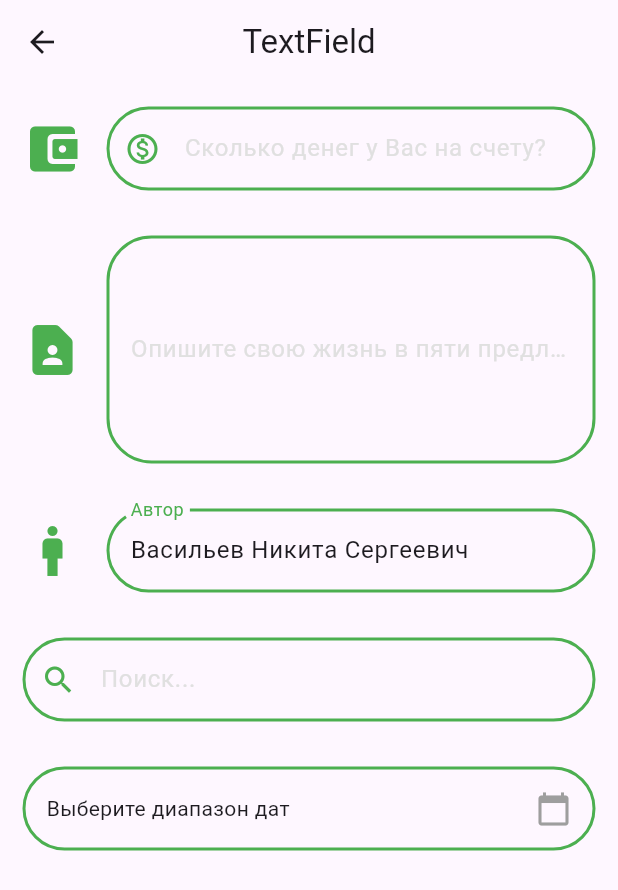
After one commit to NikitaOomory/les_flutter_ui, a Flutter app: the LesTextFieldScreen screen opened by its route, on a phone screen of 412 x 824 dp. The commit adds this screen. Shown: the top 890 px of the screen. Run offline on Flutter 3.47's test engine with Material 3 defaults, Android fonts, the phone set to English and light mode, and no system bars; our stand-ins replace glass.

Commit message:
Добавлен набросок урока по TextField

```diff
--- a/lib/models/model_card_widget.dart
+++ b/lib/models/model_card_widget.dart
@@ -41,10 +41,10 @@ class ModelCardWidget{
     );
     wigets.add(
       ModelCardWidget(
-          name: 'Widget',
+          name: 'TextField',
           icon: Icon(Icons.settings),
           boxColor: Colors.deepPurple,
-          navPath: '/',
+          navPath: '/les_text_field',
       ),
     );
     wigets.add(
--- a/lib/routes.dart
+++ b/lib/routes.dart
@@ -1,6 +1,7 @@
 import 'package:les_flutter_ui/views/les_widgets/les_container_screen/les_container_screen.dart';
 import 'package:les_flutter_ui/views/les_widgets/les_drawer_screen/les_drawer_screen.dart';
 import 'package:les_flutter_ui/views/les_widgets/les_tap_bar/les_tap_bar_screen.dart';
+import 'package:les_flutter_ui/views/les_widgets/les_text_field_screen/les_text_field_screen.dart';
 import 'package:les_flutter_ui/views/main_navigation_screen.dart';
 import 'package:les_flutter_ui/views/ui_kits/hack_your_w.dart';
 
@@ -10,4 +11,5 @@ final routes = {
   '/hack_your_w' : (context) => HackYourW(),
   '/les_tab_bar' : (context) => LesTapBarScreen(),
   '/les_drawer' : (context) => LesDrawerScreen(),
+  '/les_text_field' : (context) => LesTextFieldScreen(),
 };
--- /dev/null
+++ b/lib/views/les_widgets/les_text_field_screen/les_text_field_screen.dart
@@ -0,0 +1,195 @@
+import 'package:flutter/material.dart';
+import 'package:flutter/services.dart';
+import 'package:intl/intl.dart';
+
+class LesTextFieldScreen extends StatefulWidget {
+  @override
+  State<LesTextFieldScreen> createState() => _LesTextFieldScreenState();
+}
+
+class _LesTextFieldScreenState extends State<LesTextFieldScreen> {
+
+  final TextEditingController _myTextFieldController = TextEditingController();
+  final TextEditingController _myBigTextFieldController = TextEditingController();
+  DateTimeRange? _selectedDateRange; // Диапазон выбранных дат
+  final String _textForDisableTextField = 'Васильев Никита Сергеевич';
+
+  @override
+  Widget build(BuildContext context) {
+    return Scaffold(
+      appBar: AppBar(
+        title: Text('TextField'),
+        centerTitle: true,
+      ),
+      body: Center(
+        child: Column(
+          children: [
+            //обычный TextField
+            Padding(
+              padding: const EdgeInsets.all(15.0),
+              child: myTextField(_myTextFieldController),
+            ),
+            //большой TextFiled
+            Padding(
+              padding: const EdgeInsets.all(15.0),
+              child: myBigTextField(_myBigTextFieldController),
+            ),
+            //задизейбленный TextField с предвведённой информацией
+            Padding(
+              padding: const EdgeInsets.all(15.0),
+              child: myDisableTextField(_textForDisableTextField),
+            ),
+            //поиск
+            Padding(
+              padding: const EdgeInsets.all(15.0),
+              child: mySearchTextField(''),
+            ),
+            //дата пикер
+            Padding(
+              padding: const EdgeInsets.all(15.0),
+              child: GestureDetector(
+                onTap: () => _selectDateRange(context),
+                child: InputDecorator(
+                  decoration: const InputDecoration(
+                    focusedBorder: OutlineInputBorder(
+                      borderSide: BorderSide(color: Colors.green, width: 2),
+                      borderRadius: BorderRadius.all(Radius.circular(0)),
+                    ),
+                    enabledBorder: OutlineInputBorder(
+                      borderSide: BorderSide(color: Colors.green, width: 2),
+                      borderRadius: BorderRadius.all(Radius.circular(30)),
+                    ),
+                  ),
+                  child: Row(
+                    mainAxisAlignment: MainAxisAlignment.spaceBetween,
+                    children: [
+                      Text(_selectedDateRange != null
+                          ? '${DateFormat('dd.MM.yyyy').format(_selectedDateRange!.start)} - ${DateFormat('dd.MM.yyyy').format(_selectedDateRange!.end)}'
+                          : 'Выберите диапазон дат'),
+                      Icon(Icons.calendar_today, color: Colors.grey),
+                    ],
+                  ),
+                ),
+              ),
+            ),
+          ],
+        ),
+      ),
+    );
+  }
+
+  TextField myTextField(TextEditingController controller) {
+    return TextField(
+      cursorColor: Colors.green,
+      controller: controller, //контроллер для этого TextField
+      decoration: InputDecoration(
+        icon: Icon(Icons.account_balance_wallet_rounded, color: Colors.green, size: 40,),
+        labelText: 'Сколько денег у Вас на счету?',
+        labelStyle: TextStyle(color: Colors.grey.shade300),
+        floatingLabelStyle: TextStyle(color: Colors.green),
+        hintText: '10000',
+        hintStyle: TextStyle(color: Colors.grey.shade300),
+        maintainHintHeight: true, //hint в значении false будет по центру
+        floatingLabelBehavior: FloatingLabelBehavior.auto, //можно включить или отключить анимацию перемещения label
+        prefixIcon: Icon(Icons.monetization_on_outlined, color: Colors.green,),
+        suffixText: 'руб.',
+        suffixStyle: TextStyle(color: Colors.green),
+        focusedBorder: OutlineInputBorder(
+          borderSide: BorderSide(color: Colors.green, width: 2),
+          borderRadius: BorderRadius.all(Radius.circular(0)),
+        ),
+        enabledBorder: OutlineInputBorder(
+            borderSide: BorderSide(color: Colors.green, width: 2),
+            borderRadius: BorderRadius.all(Radius.circular(30)),
+        ),
+      ),
+      keyboardType: TextInputType.number, //тип клавиатуры вызываемый для поля
+      inputFormatters: [
+        FilteringTextInputFormatter.digitsOnly, //валидация
+      ],
+    );
+  }
+
+  TextField myBigTextField(TextEditingController controller){
+    return  TextField(
+      maxLines: 5,
+      cursorColor: Colors.green,
+      controller: controller, //контроллер для этого TextField
+      decoration: InputDecoration(
+        icon: Icon(Icons.contact_page_rounded, color: Colors.green, size: 40,),
+        labelText: 'Опишите свою жизнь в пяти предложениях',
+        labelStyle: TextStyle(color: Colors.grey.shade300),
+        floatingLabelStyle: TextStyle(color: Colors.green),
+        hintText: 'Я живу так...',
+        hintStyle: TextStyle(color: Colors.grey.shade300),
+        maintainHintHeight: true, //hint в значении false будет по центру
+        floatingLabelBehavior: FloatingLabelBehavior.auto, //можно включить или отключить анимацию перемещения label
+        focusedBorder: OutlineInputBorder(
+          borderSide: BorderSide(color: Colors.green, width: 2),
+          borderRadius: BorderRadius.all(Radius.circular(0)),
+        ),
+        enabledBorder: OutlineInputBorder(
+          borderSide: BorderSide(color: Colors.green, width: 2),
+          borderRadius: BorderRadius.all(Radius.circular(30)),
+        ),
+      ),
+    );
+  }
+
+  TextField myDisableTextField(String text){
+    return TextField(
+      controller: TextEditingController(text: text),
+      readOnly: true,
+      cursorColor: Colors.green,
+      decoration: InputDecoration(
+        icon: Icon(Icons.man, color: Colors.green, size: 40,),
+        labelText: 'Автор',
+        labelStyle: TextStyle(color: Colors.grey.shade300),
+        floatingLabelStyle: TextStyle(color: Colors.green),
+        maintainHintHeight: true, //hint в значении false будет по центру
+        floatingLabelBehavior: FloatingLabelBehavior.auto, //можно включить или отключить анимацию перемещения label
+        focusedBorder: OutlineInputBorder(
+          borderSide: BorderSide(color: Colors.green, width: 2),
+          borderRadius: BorderRadius.all(Radius.circular(0)),
+        ),
+        enabledBorder: OutlineInputBorder(
+          borderSide: BorderSide(color: Colors.green, width: 2),
+          borderRadius: BorderRadius.all(Radius.circular(30)),
+        ),
+      ),
+    );
+  }
+
+  TextField mySearchTextField(String query){
+    return TextField(
+      decoration: InputDecoration(
+        hintText: 'Поиск...',
+        hintStyle: TextStyle(color: Colors.grey.shade300),
+        maintainHintHeight: true, //hint в значении false будет по центру
+        floatingLabelBehavior: FloatingLabelBehavior.auto, //можно включить или отключить анимацию перемещения label
+        prefixIcon: Icon(Icons.search, color: Colors.green,),
+        focusedBorder: OutlineInputBorder(
+          borderSide: BorderSide(color: Colors.green, width: 2),
+          borderRadius: BorderRadius.all(Radius.circular(0)),
+        ),
+        enabledBorder: OutlineInputBorder(
+          borderSide: BorderSide(color: Colors.green, width: 2),
+          borderRadius: BorderRadius.all(Radius.circular(30)),
+        ),
+      ),
+      onChanged: (query) {
+        // _searchObjects(query); // Вызов метода поиска при изменении текста
+      },
+    );
+  }
+
+  Future<void> _selectDateRange(BuildContext context) async {
+    DateTimeRange? picked = await showDateRangePicker(
+      context: context,
+      initialDateRange: _selectedDateRange,
+      firstDate: DateTime(2024),
+      lastDate: DateTime(2101),
+    );
+  }
+
+}
--- a/pubspec.yaml
+++ b/pubspec.yaml
@@ -31,6 +31,8 @@ dependencies:
   flutter:
     sdk: flutter
   glass: ^2.0.0+2
+  syncfusion_flutter_datepicker: ^27.1.57
+  intl: ^0.19.0
 
   # The following adds the Cupertino Icons font to your application.
   # Use with the CupertinoIcons class for iOS style icons.
```
Also changed, not shown: pubspec.lock.
